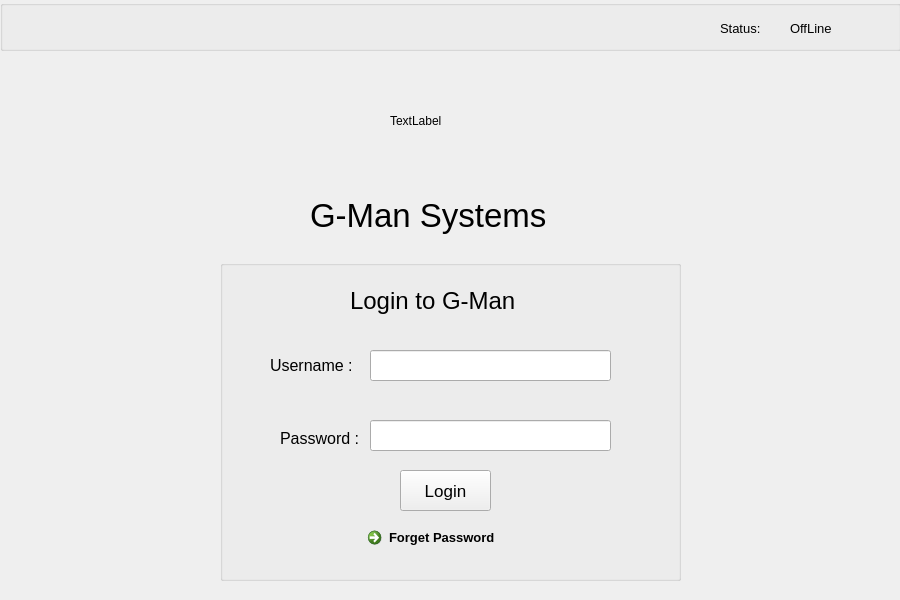
Old version of the form resources/UI/login.ui in the repository Poom1997/gman.
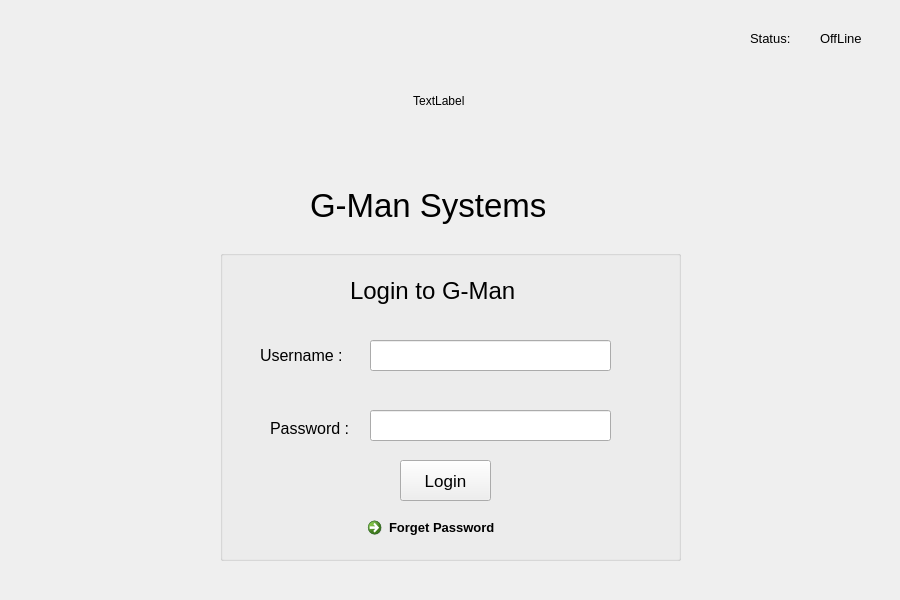
New version of the form.

```diff
--- a/resources/UI/login.ui
+++ b/resources/UI/login.ui
@@ -2,6 +2,9 @@
 <ui version="4.0">
  <class>Form</class>
  <widget class="QWidget" name="Form">
+  <property name="enabled">
+   <bool>true</bool>
+  </property>
   <property name="geometry">
    <rect>
     <x>0</x>
@@ -29,9 +32,9 @@
    <property name="geometry">
     <rect>
      <x>220</x>
-     <y>260</y>
+     <y>250</y>
      <width>461</width>
-     <height>321</height>
+     <height>311</height>
     </rect>
    </property>
    <property name="title">
@@ -59,7 +62,7 @@
    <widget class="QLabel" name="usernamelabel">
     <property name="geometry">
      <rect>
-      <x>50</x>
+      <x>40</x>
       <y>90</y>
       <width>111</width>
       <height>31</height>
@@ -90,7 +93,7 @@
    <widget class="QLabel" name="pwlabel">
     <property name="geometry">
      <rect>
-      <x>60</x>
+      <x>50</x>
       <y>170</y>
       <width>101</width>
       <height>16</height>
@@ -181,20 +184,20 @@
    <property name="geometry">
     <rect>
      <x>390</x>
-     <y>60</y>
+     <y>40</y>
      <width>121</width>
      <height>121</height>
     </rect>
    </property>
    <property name="text">
-    <string>TextLabel</string>
+    <string>       TextLabel</string>
    </property>
   </widget>
   <widget class="QLabel" name="label_3">
    <property name="geometry">
     <rect>
      <x>310</x>
-     <y>190</y>
+     <y>180</y>
      <width>291</width>
      <height>51</height>
     </rect>
@@ -209,23 +212,11 @@
     <string>G-Man Systems</string>
    </property>
   </widget>
-  <widget class="QGroupBox" name="groupBox_2">
-   <property name="geometry">
-    <rect>
-     <x>0</x>
-     <y>0</y>
-     <width>901</width>
-     <height>51</height>
-    </rect>
-   </property>
-   <property name="title">
-    <string/>
-   </property>
    <widget class="QLabel" name="label_5">
     <property name="geometry">
      <rect>
-      <x>720</x>
-      <y>20</y>
+     <x>750</x>
+     <y>30</y>
       <width>61</width>
       <height>16</height>
      </rect>
@@ -242,8 +233,8 @@
    <widget class="QLabel" name="status_2">
     <property name="geometry">
      <rect>
-      <x>790</x>
-      <y>20</y>
+     <x>820</x>
+     <y>30</y>
       <width>53</width>
       <height>16</height>
      </rect>
@@ -256,7 +247,6 @@
     <property name="text">
      <string>OffLine</string>
     </property>
-   </widget>
   </widget>
  </widget>
  <resources/>
```
Lines whose indentation alone changed are shown as unchanged.
